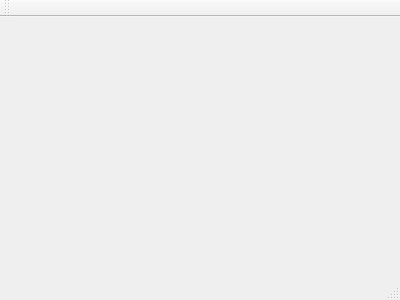
Qt form SongManager/SongManager/SongManager.ui (uiii/LatexSongbook) before a commit.
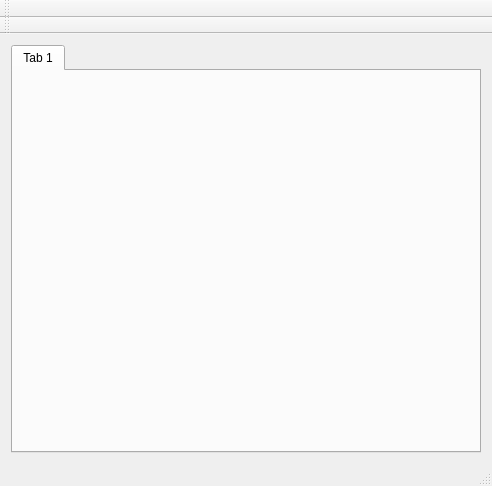
The same form after that commit.

```diff
--- a/SongManager/SongManager/SongManager.ui
+++ b/SongManager/SongManager/SongManager.ui
@@ -1,24 +1,65 @@
 <ui version="4.0">
  <class>SongManager</class>
- <widget class="QMainWindow" name="SongManager" >
-  <property name="geometry" >
+ <widget class="QMainWindow" name="SongManager">
+  <property name="geometry">
    <rect>
     <x>0</x>
     <y>0</y>
-    <width>400</width>
-    <height>300</height>
+    <width>492</width>
+    <height>486</height>
    </rect>
   </property>
   <property name="windowTitle" >
    <string>SongManager</string>
   </property>
-  <widget class="QMenuBar" name="menuBar" />
-  <widget class="QToolBar" name="mainToolBar" />
-  <widget class="QWidget" name="centralWidget" />
-  <widget class="QStatusBar" name="statusBar" />
+  <widget class="QWidget" name="centralWidget">
+   <layout class="QVBoxLayout" name="verticalLayout">
+    <item>
+     <widget class="QTabWidget" name="tabWidget">
+      <property name="currentIndex">
+       <number>0</number>
+      </property>
+      <widget class="QWidget" name="tab">
+       <attribute name="title">
+        <string>Tab 1</string>
+       </attribute>
+      </widget>
+     </widget>
+    </item>
+   </layout>
+  </widget>
+  <widget class="QMenuBar" name="menuBar">
+   <property name="geometry">
+    <rect>
+     <x>0</x>
+     <y>0</y>
+     <width>492</width>
+     <height>21</height>
+    </rect>
+   </property>
+  </widget>
+  <widget class="QToolBar" name="mainToolBar">
+   <attribute name="toolBarArea">
+    <enum>TopToolBarArea</enum>
+   </attribute>
+   <attribute name="toolBarBreak">
+    <bool>true</bool>
+   </attribute>
+  </widget>
+  <widget class="QStatusBar" name="statusBar"/>
+  <widget class="QToolBar" name="toolBar">
+   <property name="windowTitle">
+    <string>toolBar</string>
+   </property>
+   <attribute name="toolBarArea">
+    <enum>TopToolBarArea</enum>
+   </attribute>
+   <attribute name="toolBarBreak">
+    <bool>true</bool>
+   </attribute>
+  </widget>
  </widget>
- <layoutDefault spacing="6" margin="11" />
- <pixmapfunction></pixmapfunction>
+ <layoutdefault spacing="6" margin="11"/>
  <resources/>
  <connections/>
 </ui>
```
Left out of the diff: 3 changed lines with no effect on the pictures.
